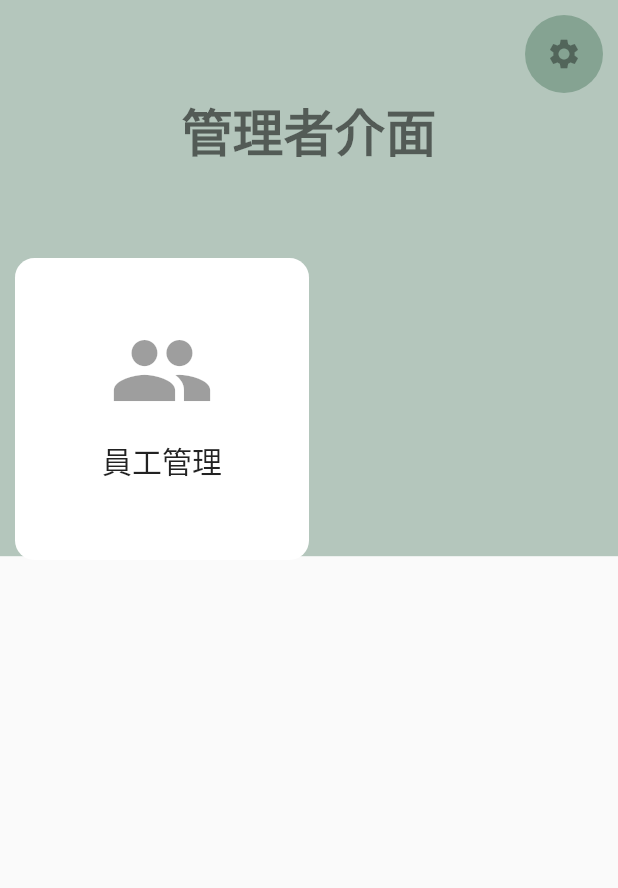
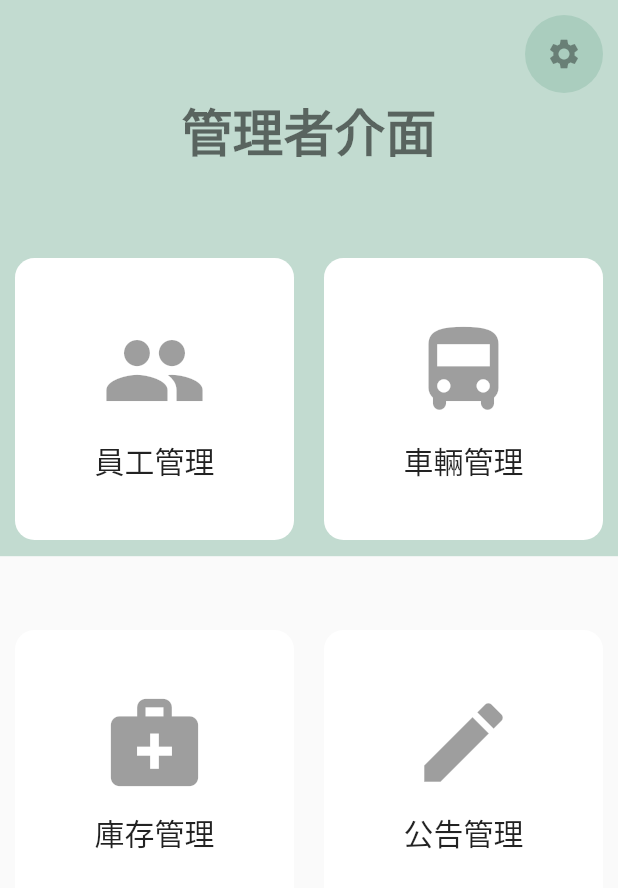
Before and after one commit to XieXinRu/Manager_App, a Flutter app: the screen it shows after launch, on a phone screen of 412 x 824 dp. Shown: the top 888 px of the screen. Run offline on Flutter 3.47's test engine with Material 2 defaults, Android fonts, the phone set to English and light mode, and no system bars.

Commit message:
icon設定完畢

```diff
--- a/lib/main.dart
+++ b/lib/main.dart
@@ -28,7 +28,7 @@ class MyHomeScreen extends StatelessWidget {
           Container(
             height: size.height * .45, //全部設備高度佔45%
             // decoration: BoxDecoration(color: Color()),
-            color: Color.fromRGBO(133, 163, 146, 0.6),
+            color: Color.fromRGBO(170, 205, 190, 0.7),
           ),
           Padding(
             padding: const EdgeInsets.all(10),
@@ -41,7 +41,7 @@ class MyHomeScreen extends StatelessWidget {
                       width: 52,
                       height: 52,
                       decoration: BoxDecoration(
-                        color: Color.fromRGBO(133, 163, 146, 1),
+                        color: Color.fromRGBO(170, 205, 190, 1),
                         shape: BoxShape.circle,
                       ),
                       child: IconButton(
@@ -61,35 +61,26 @@ class MyHomeScreen extends StatelessWidget {
                       padding: EdgeInsets.symmetric(vertical: 30),
                       crossAxisCount: 2,
                       childAspectRatio: 3 / 4, //長寬比
+                      crossAxisSpacing: 20,
+                      // mainAxisSpacing: 20,
                       children: <Widget>[
-                        Container(
-                          margin: EdgeInsets.symmetric(vertical: 30),
-                          decoration: BoxDecoration(
-                            color: Colors.white,
-                            borderRadius: BorderRadius.circular(13),
-                          ),
-                          child: Column(
-                            children: <Widget>[
-                              IconButton(
-                                icon: Icon(Icons.people),
-                                tooltip: 'people',
-                                onPressed: null,
-                                iconSize: 70,
-                                padding: EdgeInsets.only(left: 20,top:40,right: 20,bottom: 10),
-                              ),
-                              Text(
-                                "員工管理",
-                                style: Theme.of(context).textTheme.title,
-                              ),
-                              // CategoryCard(
-                              //   title: "員工管理",
-                              //   svgSrc: "assets/icons/Hamburger.svg",
-                              //   press: () {},
-                              // ),
-                            ],
-                          )
-                        )
-                      ],
+                        CategoryCard(
+                          title:"員工管理",
+                          iconSrc: Icons.group,
+                        ),
+                        CategoryCard(
+                          title:"車輛管理",
+                          iconSrc: Icons.directions_bus_rounded ,
+                        ),
+                        CategoryCard(
+                          title:"庫存管理",
+                          iconSrc: Icons.medical_services,
+                        ),
+                        CategoryCard(
+                          title:"公告管理",
+                          iconSrc: Icons.create,
+                        ),
+                        ], //把做好的方框按鈕命名為此方法
                     ),
                   ),
                 ],
@@ -101,3 +92,45 @@ class MyHomeScreen extends StatelessWidget {
     );
   }
 }
+//方框按鈕參照
+class CategoryCard extends StatelessWidget {
+  final IconData iconSrc;
+  final String title;
+  const CategoryCard({
+    Key key,
+    this.iconSrc,
+    this.title,
+  }) : super(key: key);
+
+  @override
+  Widget build(BuildContext context) {
+    return Container(
+      margin: EdgeInsets.symmetric(vertical: 30),
+      decoration: BoxDecoration(
+        color: Colors.white,
+        borderRadius: BorderRadius.circular(13),
+      ),
+      child: Column(
+        children: <Widget>[
+          IconButton(
+            icon: Icon(iconSrc),
+            // icon: Icon(Icons.people),
+            // tooltip: 'people',
+            // onPressed: null,
+            iconSize: 70,
+            padding: EdgeInsets.only(left: 20,top:40,right: 20,bottom: 10),
+          ),
+          Text(
+            title,
+            style: Theme.of(context).textTheme.title,
+          ),
+          // CategoryCard(
+          //   title: "員工管理",
+          //   svgSrc: "assets/icons/Hamburger.svg",
+          //   press: () {},
+          // ),
+        ],
+      )
+    );
+  }
+}
```
